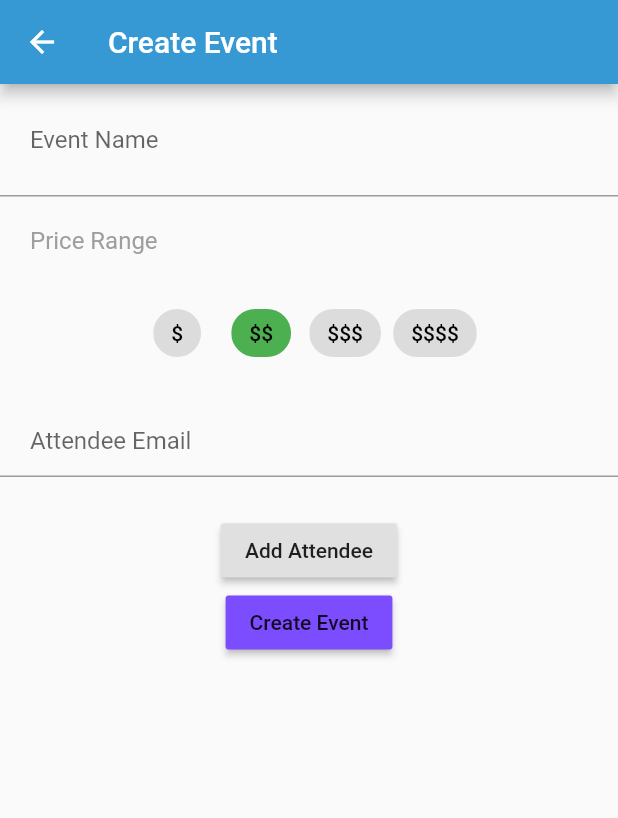
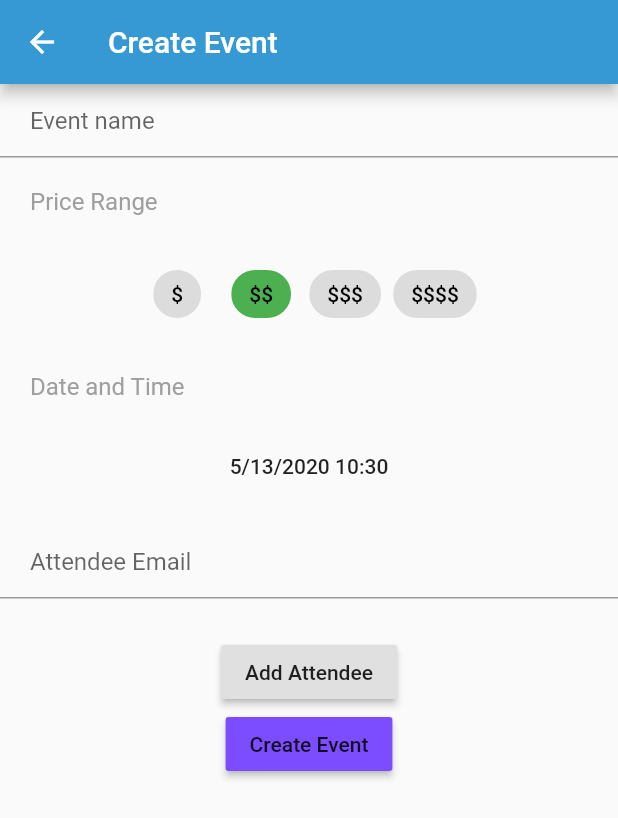
Before and after one commit to maryfan1106/Foodies, a Flutter app: the CreateEventScreen screen opened by its route, on a phone screen of 412 x 824 dp. Shown: the top 818 px of the screen. Run offline on Flutter 3.47's test engine with Material 2 defaults, Android fonts, the phone set to English and light mode, and no system bars; our stand-ins replace flutter_datetime_picker, flutter_dotenv, google_fonts, shared_preferences; accounts and stored records are empty; statements that could not run were skipped.

Commit message:
added time picker

```diff
--- a/foodies_app/lib/widgets/create_event_form.dart
+++ b/foodies_app/lib/widgets/create_event_form.dart
@@ -1,7 +1,9 @@
 import 'package:flutter/material.dart';
+import 'package:flutter_datetime_picker/flutter_datetime_picker.dart';
 
 import '../models/attendee.dart' show Attendee;
 import '../services/events.dart' show createEvent;
+import '../services/locale.dart' show formatTimestamp;
 import 'add_guests.dart' show AddGuests;
 
 class CreateEventForm extends StatefulWidget {
@@ -13,6 +15,7 @@ class _CreateEventFormState extends State<CreateEventForm> {
   final GlobalKey<FormState> _formKey = GlobalKey<FormState>();
   final TextEditingController _nameController = TextEditingController();
   final List<Attendee> _guests = [];
+  DateTime _dateTime = DateTime.now();
   int _budget = 2;
 
   Widget _budgetButton(int budget) {
@@ -54,8 +57,8 @@ class _CreateEventFormState extends State<CreateEventForm> {
           children: <Widget>[
             TextFormField(
               decoration: const InputDecoration(
-                labelText: 'Event Name',
-                contentPadding: EdgeInsets.all(20.0),
+                hintText: "Event name",
+                contentPadding: EdgeInsets.fromLTRB(20.0, 15.0, 20.0, 15.0),
               ),
               controller: _nameController,
               validator: (value) {
@@ -79,6 +82,29 @@ class _CreateEventFormState extends State<CreateEventForm> {
               mainAxisSize: MainAxisSize.min,
               children: List.generate(5, _budgetButton).skip(1).toList(),
             ),
+            Align(
+              alignment: Alignment.centerLeft,
+              child: Container(
+                padding: const EdgeInsets.all(20.0),
+                child: const Text(
+                  'Date and Time',
+                  style: TextStyle(
+                    color: Colors.grey,
+                    fontSize: 16.0,
+                  ),
+                ),
+              ),
+            ),
+            FlatButton(
+              onPressed: () {
+                DatePicker.showDateTimePicker(
+                  context,
+                  showTitleActions: true,
+                  onConfirm: (date) => setState(() => _dateTime = date),
+                );
+              },
+              child: Text(formatTimestamp(_dateTime)),
+            ),
             AddGuests(guests: _guests),
             RaisedButton(
               color: Theme.of(context).accentColor,
--- a/foodies_app/pubspec.yaml
+++ b/foodies_app/pubspec.yaml
@@ -9,6 +9,7 @@ environment:
 dependencies:
   flutter:
     sdk: flutter
+  flutter_datetime_picker: any
   flutter_dotenv: any
   google_fonts: any
   http: any
```
